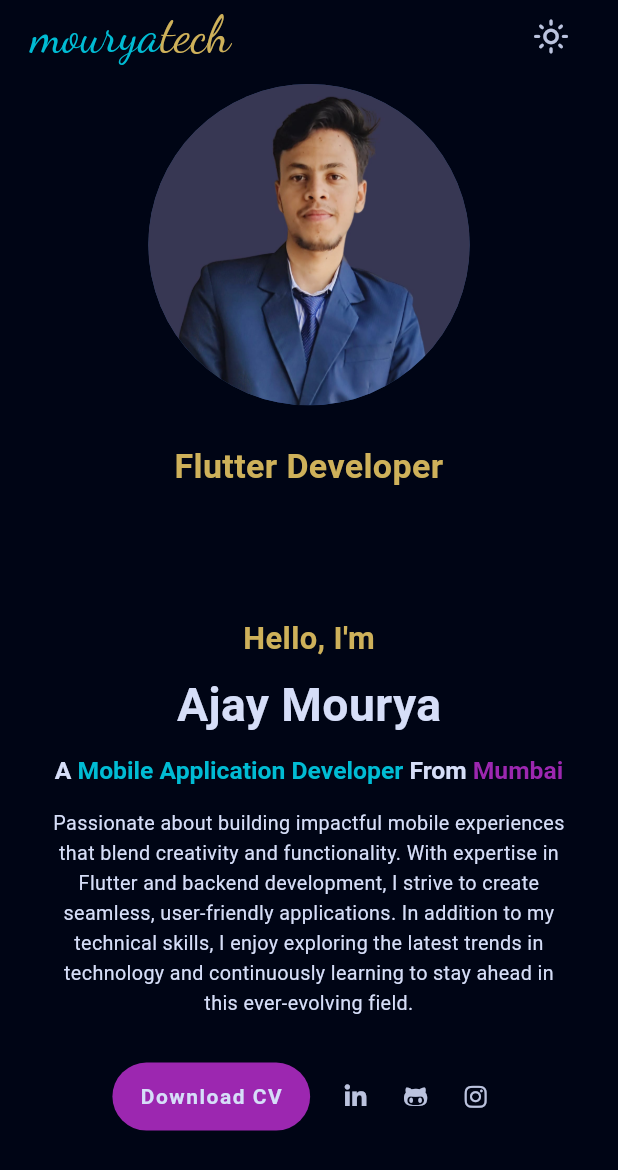
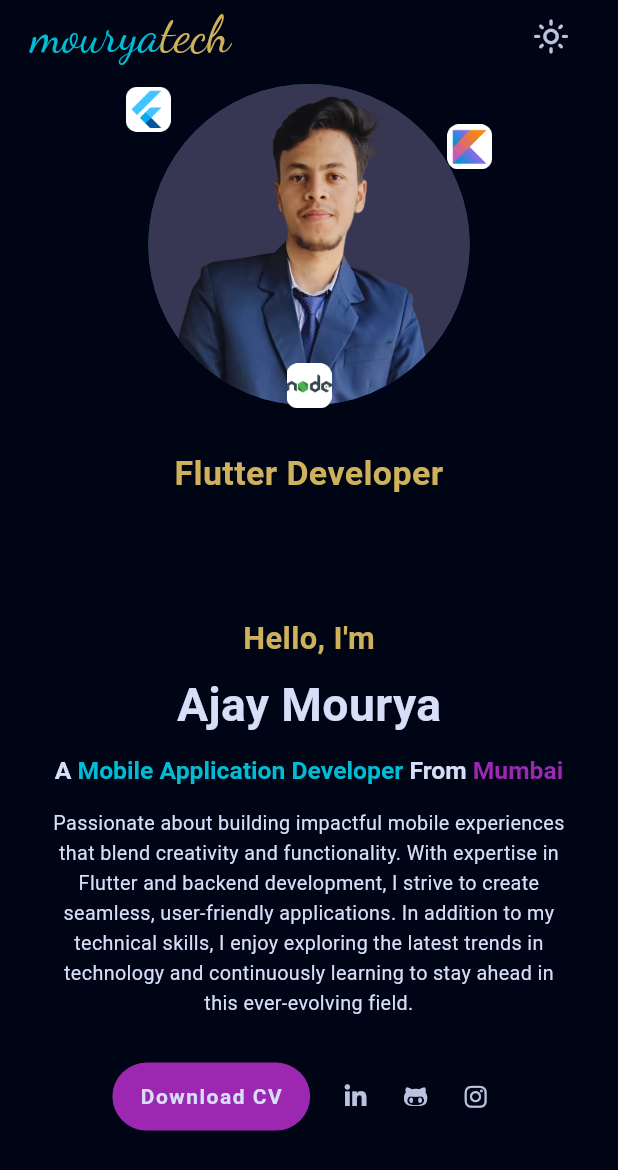
Before and after one commit to Ajy74/mouryatech, a Flutter app: the screen it shows after launch, on a phone screen of 412 x 824 dp. Shown: the top 1170 px of the screen. Run offline on Flutter 3.47's test engine with Material 3 defaults, Android fonts, the phone set to English and light mode, and no system bars; drawn by our look-alikes of animated_text_kit; our stand-ins replace bloc, flutter_bloc, font_awesome_flutter, go_router, google_fonts; Roboto replaces fonts that are missing (Paprika).

Commit message:
about me section added

```diff
--- a/lib/view/home/widget/home_large_screen_widget.dart
+++ b/lib/view/home/widget/home_large_screen_widget.dart
@@ -2,6 +2,7 @@ import 'package:flutter/material.dart';
 import 'package:flutter_bloc/flutter_bloc.dart';
 import 'package:mourytech/bloc/home/home_cubit.dart';
 import 'package:mourytech/utils/device_size.dart';
+import 'package:mourytech/view/home/widget/about_me_section_widget.dart';
 import 'package:mourytech/view/home/widget/info_section_widget.dart';
 import 'package:mourytech/view/home/widget/logo_section_widget.dart';
 
@@ -40,9 +41,11 @@ class _HomeLargeScreenWidgetState extends State<HomeLargeScreenWidget> {
       fit: StackFit.expand,
       children: [
         ListView(
+          controller: _scrollController,
           children: [
             SizedBox(height: DeviceSize.width*0.04 + MediaQuery.of(context).padding.top + kToolbarHeight,),
-            const InfoSectionWidget()
+            const InfoSectionWidget(),
+            const AboutMeSectionWidget()
           ],
         ),
 
--- a/lib/view/home/widget/home_mobile_screen_widget.dart
+++ b/lib/view/home/widget/home_mobile_screen_widget.dart
@@ -1,6 +1,7 @@
 import 'package:flutter/material.dart';
 import 'package:flutter_bloc/flutter_bloc.dart';
 import 'package:mourytech/bloc/home/home_cubit.dart';
+import 'package:mourytech/view/home/widget/about_me_section_widget.dart';
 import 'package:mourytech/view/home/widget/info_section_widget.dart';
 import 'package:mourytech/view/home/widget/logo_section_widget.dart';
 
@@ -41,7 +42,8 @@ class _HomeMobileScreenWidgetState extends State<HomeMobileScreenWidget> {
           controller: _scrollController,
           children: [
             SizedBox(height: MediaQuery.of(context).padding.top + kToolbarHeight,),
-            const InfoSectionWidget()
+            const InfoSectionWidget(),
+            const AboutMeSectionWidget()
           ],
         ),
 
--- a/lib/view/home/widget/info_section_widget.dart
+++ b/lib/view/home/widget/info_section_widget.dart
@@ -5,19 +5,28 @@ import 'package:google_fonts/google_fonts.dart';
 import 'package:mourytech/configs/colors/colors.dart';
 import 'package:mourytech/utils/components/custom_button.dart';
 import 'package:mourytech/utils/device_size.dart';
+import 'package:mourytech/view/widget/floating_up_down_widget.dart';
 
 class InfoSectionWidget extends StatelessWidget {
   const InfoSectionWidget({super.key});
 
   @override
   Widget build(BuildContext context) {
-    return Container(
+    double minHeight = DeviceSize.isLargeScreen? DeviceSize.height-(DeviceSize.height/2.5) :DeviceSize.height-(kToolbarHeight + DeviceSize.width*0.04);
+
+    return ConstrainedBox(
+      constraints: BoxConstraints(
+        minHeight: minHeight,
+        maxHeight: DeviceSize.isTablet ? DeviceSize.height + (DeviceSize.height/3) : minHeight
+      ),
+      child: Container(
         width: DeviceSize.width,
-      height: DeviceSize.isLargeScreen? DeviceSize.height-(DeviceSize.height/2.2) :DeviceSize.height-(kToolbarHeight + DeviceSize.width*0.04),
+        // height: minHeight,
         margin: EdgeInsets.symmetric(
           horizontal: DeviceSize.width*0.025
         ),
         child: DeviceSize.isLargeScreen ? largeScreenContent() : mobileScreenContent(),
+      ),
     );
   }
 
@@ -215,15 +224,68 @@ class InfoSectionWidget extends StatelessWidget {
       children: [
         SizedBox(height: DeviceSize.isLargeScreen ? DeviceSize.width*0.03 : 0,),
 
-        Hero(
+        SizedBox(
+          child: Stack(
+            children: [
+              Container(
+                margin: const EdgeInsets.symmetric(
+                  horizontal: 15
+                ),
+                child: Hero(
                   tag: "ajay",
                   child: CircleAvatar(
-            radius: DeviceSize.isLargeScreen ? DeviceSize.width*0.08 : DeviceSize.width*0.26,
+                    radius: DeviceSize.isLargeScreen ? DeviceSize.width*0.08 : DeviceSize.isTablet ? DeviceSize.width*0.22 :DeviceSize.width*0.26,
                     backgroundImage: const AssetImage("assets/images/ajay.jpg"),
                   ),
                 ),
+              ),
 
-        SizedBox(height: DeviceSize.isLargeScreen ? DeviceSize.width*0.03 :DeviceSize.width*0.06,),
+              Positioned(
+                top: 0,
+                left: 0,
+                child: FloatingUpDownWidget(
+                  offset: 15.0,
+                  duration: const Duration(seconds: 3),
+                  child: Image(
+                    image: const AssetImage("assets/icons/flutter.png"),
+                    height: DeviceSize.isLargeScreen || DeviceSize.isTablet  ? 40 : 30,
+                  )
+                )
+              ),
+
+              Positioned(
+                bottom: 0,
+                right: 0,
+                left: 0,
+                child: Center(
+                  child: FloatingUpDownWidget(
+                    offset: 15.0,
+                    duration: const Duration(seconds: 3),
+                    child: Image(
+                      image: const AssetImage("assets/icons/nodejs.png"),
+                      height: DeviceSize.isLargeScreen || DeviceSize.isTablet  ? 40 : 30,
+                    )
+                  ),
+                )
+              ),
+
+              Positioned(
+                top: 25,
+                right: 0,
+                child: FloatingUpDownWidget(
+                  offset: 15.0,
+                  duration: const Duration(seconds: 3),
+                  child: Image(
+                    image: const AssetImage("assets/icons/kotlin.png"),
+                    height: DeviceSize.isLargeScreen || DeviceSize.isTablet  ? 40 : 30,
+                  )
+                )
+              ),
+            ],
+          ),
+        ),
+
+        SizedBox(height: DeviceSize.isLargeScreen ? DeviceSize.width*0.03 :DeviceSize.width*0.07,),
 
         SizedBox(
           width: DeviceSize.width,
--- a/lib/view/home/widget/logo_section_widget.dart
+++ b/lib/view/home/widget/logo_section_widget.dart
@@ -26,7 +26,7 @@ class LogoSectionWidget extends StatelessWidget {
         bottom: DeviceSize.isLargeScreen?bodyMarginVertical:bodyMarginVertical/3,
       ),
       decoration: BoxDecoration(
-        color: AppColor.getPrimaryColor(context),
+        color: AppColor.getPrimaryColor(context).withOpacity(.93),
         boxShadow: [
           BoxShadow(
             color: showShadow ? AppColor.getSecondaryColor(context).withOpacity(.7) : Colors.transparent,
--- /dev/null
+++ b/lib/view/widget/floating_up_down_widget.dart
@@ -0,0 +1,57 @@
+import 'package:flutter/material.dart';
+
+class FloatingUpDownWidget extends StatefulWidget {
+  const FloatingUpDownWidget({super.key, required this.child, required this.offset, required this.duration});
+
+  final Widget child;
+  final double offset;
+  final Duration duration;
+
+  @override
+  State<FloatingUpDownWidget> createState() => _FloatingUpDownWidgetState();
+}
+
+class _FloatingUpDownWidgetState extends State<FloatingUpDownWidget> with SingleTickerProviderStateMixin{
+
+  late AnimationController _controller;
+  late Animation<double> _animation;
+
+
+  @override
+  void initState() {
+    super.initState();
+    _controller = AnimationController(
+      vsync: this,
+      duration: widget.duration,
+    )..repeat(reverse: true);
+
+    _animation = Tween<double>(
+      begin: 0.0,
+      end: widget.offset,
+    ).animate(CurvedAnimation(
+      parent: _controller,
+      curve: Curves.easeInOut,
+    ));
+  }
+
+
+  @override
+  Widget build(BuildContext context) {
+    return AnimatedBuilder(
+      animation: _animation,
+      builder: (context, child) {
+        return Transform.translate(
+          offset: Offset(0, _animation.value),
+          child: widget.child,
+        );
+      },
+    );
+  }
+
+  @override
+  void dispose() {
+    _controller.dispose();
+    super.dispose();
+  }
+
+}
--- a/pubspec.yaml
+++ b/pubspec.yaml
@@ -65,6 +65,7 @@ flutter:
   # To add assets to your application, add an assets section, like this:
   assets:
     - assets/images/
+    - assets/icons/
 
   # An image asset can refer to one or more resolution-specific "variants", see
   # https://flutter.dev/assets-and-images/#resolution-aware
```
Also changed, not shown: lib/view/home/widget/about_me_section_widget.dart (added, +345 -0 lines), assets/icons/flutter.png (added), assets/icons/kotlin.png (added), assets/icons/nodejs.png (added). Lines whose indentation alone changed are shown as unchanged.
